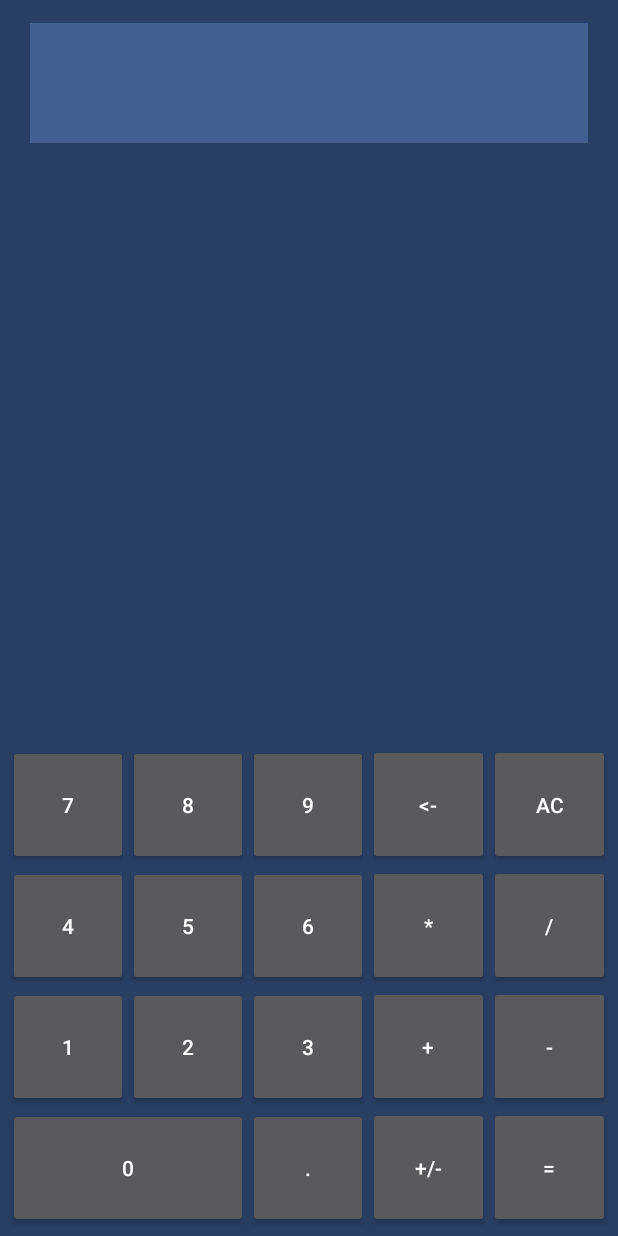
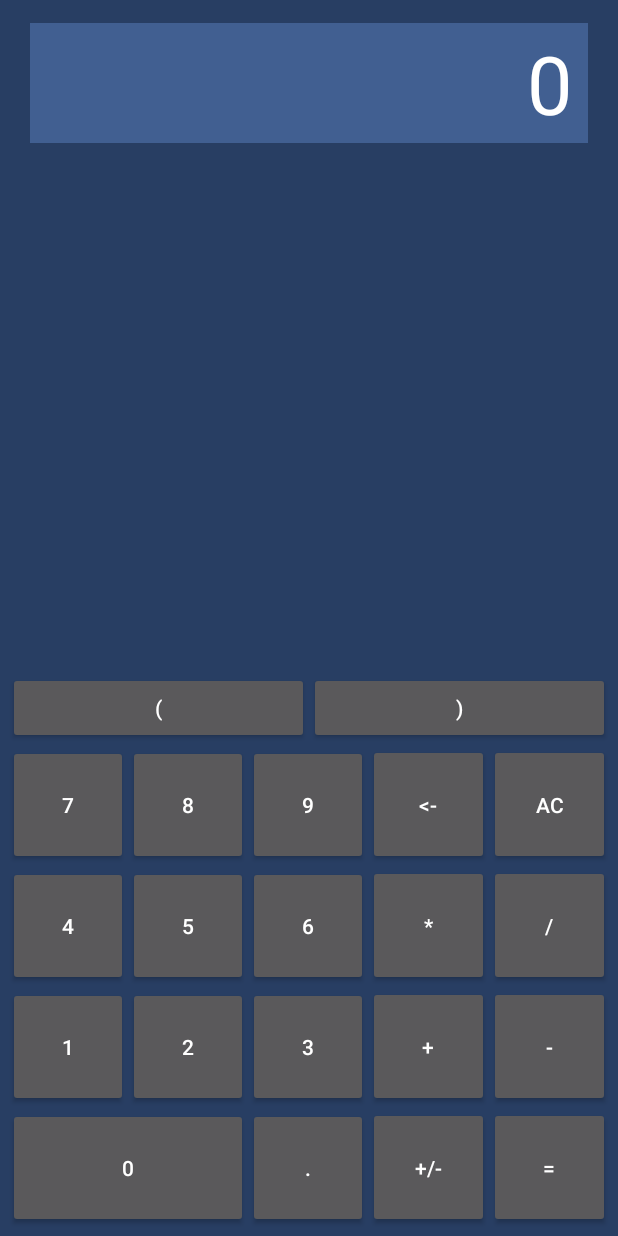
Before and after one commit to Muoq/Calculator2, an Android app: the screen it shows after launch (MainActivity), after a tap on "AC", on a phone screen of 412 x 824 dp. Run offline under Robolectric (Android 15) with nearby library versions, the phone set to English and light mode, and no system bars; 3 other taps on this screen came first.

Commit message:
add zero handling, start work on parenthesis integration

```diff
--- a/app/src/main/java/com/muoq/calculator2/ButtonHandler.kt
+++ b/app/src/main/java/com/muoq/calculator2/ButtonHandler.kt
@@ -74,6 +74,12 @@ class ButtonHandler(var expression: Expression, val textOutput: TextOutput) {
         for (button in operatorButtons) {
             button.setOnClickListener {view: View ->
                 when(view.id) {
+                    R.id.btn_open_parenthesis -> {
+                        expressionString+='('
+                    }
+                    R.id.btn_close_parenthesis -> {
+                        expressionString+=')'
+                    }
                     R.id.btn_multiply -> {
                         expressionString+='\u22C5'
                     }
--- a/app/src/main/java/com/muoq/calculator2/MainActivity.kt
+++ b/app/src/main/java/com/muoq/calculator2/MainActivity.kt
@@ -33,6 +33,8 @@ class MainActivity : AppCompatActivity() {
         numButtons.add(findViewById(R.id.btn_8))
         numButtons.add(findViewById(R.id.btn_9))
 
+        operatorButtons.add(findViewById(R.id.btn_open_parenthesis))
+        operatorButtons.add(findViewById(R.id.btn_close_parenthesis))
         operatorButtons.add(findViewById(R.id.btn_multiply))
         operatorButtons.add(findViewById(R.id.btn_divide))
         operatorButtons.add(findViewById(R.id.btn_add))
--- a/app/src/main/java/com/muoq/calculator2/logic/StringChecker.kt
+++ b/app/src/main/java/com/muoq/calculator2/logic/StringChecker.kt
@@ -4,10 +4,12 @@ class StringChecker {
 
     companion object {
         val validOperators = listOf('\u005E', '\u221A', 'p', 'r', '(', ')', '\u22C5', '\u00F7', '*', '/', '+', '-')
-        val numbersChars = listOf('0', '1', '2', '3', '4', '5', '6', '7', '8', '9')
+        val numberChars = listOf('0', '1', '2', '3', '4', '5', '6', '7', '8', '9')
     }
 
     fun checkString(expressionString: String): String {
+        //TODO: Check for errors relating to parentheses
+
         var result = ""
 
         expressionString.forEach {char ->
@@ -25,9 +27,41 @@ class StringChecker {
         }
 
         if (expressionString.isNotEmpty()) {
-            result = removeConsecutiveTypes(validOperators.toList(), result)
+            result = removeConsecutiveTypes(validOperators.filter {char -> char != '(' && char != ')'}, result)
             result = removeConsecutiveTypes(listOf('.'), result)
+        } else {
+            result = "0"
         }
+
+        result = regulateZero(result)
+        if (result.isEmpty())
+            result = "0"
+
+        return result
+    }
+
+    fun regulateZero(string: String): String {
+        var result = string
+
+        //TODO: Remove excess zeros
+
+        result = removePrecedingZeros(result)
+
+        return result
+    }
+
+    fun removePrecedingZeros(string: String): String {
+        var startingIndex = 0
+
+        for (i in 0 until string.length) {
+            if (string[i] == '0') {
+                startingIndex = i + 1
+            } else {
+                break
+            }
+        }
+
+        val result = string.filterIndexed {index, _ -> index >= startingIndex}
 
         return result
     }
--- a/app/src/main/res/layout/activity_main.xml
+++ b/app/src/main/res/layout/activity_main.xml
@@ -30,7 +30,7 @@
             android:fontFamily="sans-serif"
             android:gravity="center_vertical|end"
             android:paddingRight="10dp"
-            android:text="7+3*8"
+            android:text="0"
             android:textAlignment="textEnd"
             android:textAppearance="@style/TextAppearance.AppCompat.Body2"
             android:textSize="54dp"
@@ -47,6 +47,26 @@
             android:orientation="vertical"
             android:paddingLeft="5dp"
             android:paddingRight="5dp">
+
+            <LinearLayout
+                android:layout_width="match_parent"
+                android:layout_height="wrap_content"
+                android:orientation="horizontal">
+
+                <Button
+                    android:id="@+id/btn_open_parenthesis"
+                    android:layout_width="wrap_content"
+                    android:layout_height="wrap_content"
+                    android:layout_weight="1"
+                    android:text="@string/b_open_parenthesis" />
+
+                <Button
+                    android:id="@+id/btn_close_parenthesis"
+                    android:layout_width="wrap_content"
+                    android:layout_height="wrap_content"
+                    android:layout_weight="1"
+                    android:text="@string/b_close_parenthesis" />
+            </LinearLayout>
 
             <LinearLayout
                 android:layout_width="match_parent"
--- a/app/src/main/res/values/strings.xml
+++ b/app/src/main/res/values/strings.xml
@@ -11,6 +11,8 @@
     <string name="b_7">7</string>
     <string name="b_8">8</string>
     <string name="b_9">9</string>
+    <string name="b_open_parenthesis">(</string>
+    <string name="b_close_parenthesis">)</string>
     <string name="b_multiply">*</string>
     <string name="b_divide">/</string>
     <string name="b_add">+</string>
```
